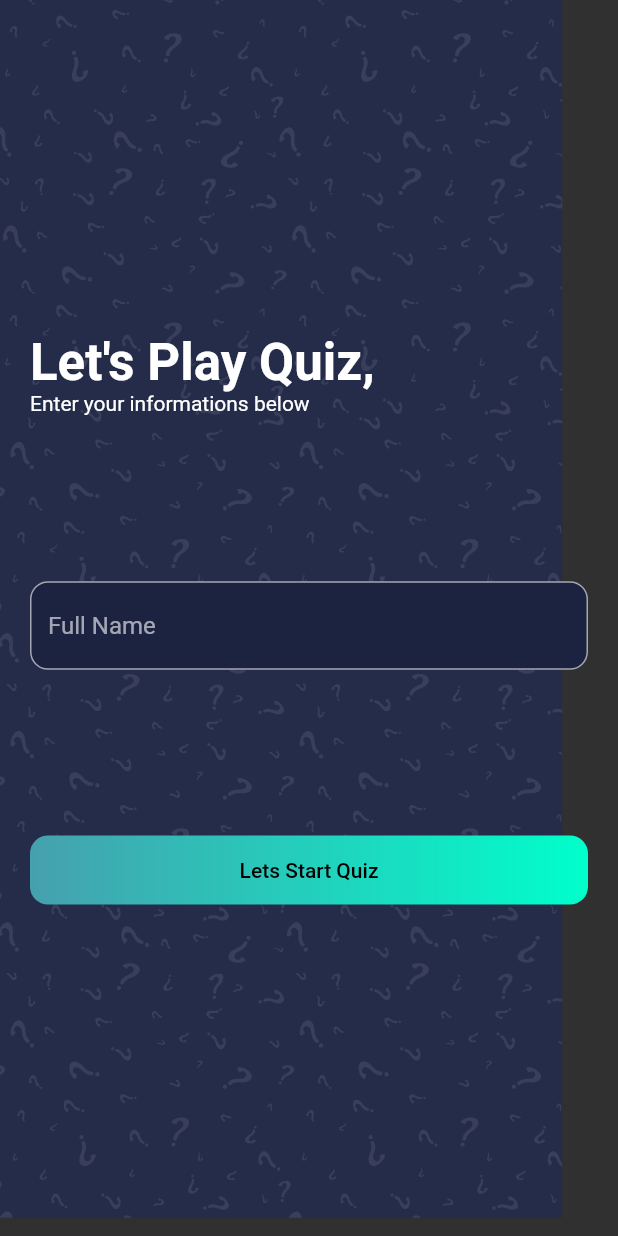
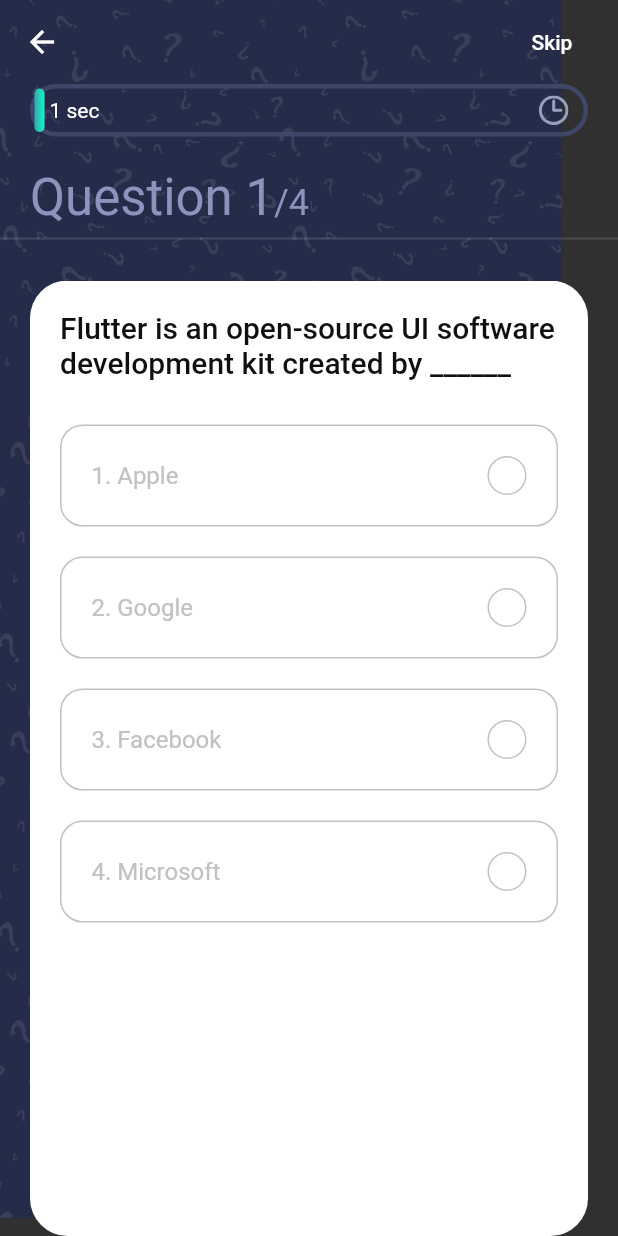
Before and after one commit to samir-benabadji/Quiz-App-, a Flutter app: the screen it shows after launch, after a tap on "Lets Start Quiz", on a phone screen of 412 x 824 dp. Run offline on Flutter 3.47's test engine with Material 2 defaults, Android fonts, the phone set to English and light mode, and no system bars; our stand-ins replace flutter_svg, get.

Commit message:
Quiz page design
Quiz page design

```diff
--- /dev/null
+++ b/quiz_app/lib/controllers/question_controller.dart
@@ -0,0 +1,115 @@
+import 'package:flutter/widgets.dart';
+import 'package:get/get.dart';
+import 'package:get/state_manager.dart';
+import 'package:quiz_app/models/Questions.dart';
+import 'package:quiz_app/score/score_screen.dart';
+
+// We use get package for our state management
+
+class QuestionController extends GetxController
+    with SingleGetTickerProviderMixin {
+  // Lets animated our progress bar
+
+  late AnimationController _animationController;
+  late Animation _animation;
+  // so that we can access our animation outside
+  Animation get animation => this._animation;
+
+  late PageController _pageController;
+  PageController get pageController => this._pageController;
+
+  List<Question> _questions = sample_data
+      .map(
+        (question) => Question(
+            id: question['id'],
+            question: question['question'],
+            options: question['options'],
+            answer: question['answer_index']),
+      )
+      .toList();
+  List<Question> get questions => this._questions;
+
+  bool _isAnswered = false;
+  bool get isAnswered => this._isAnswered;
+
+  late int _correctAns;
+  int get correctAns => this._correctAns;
+
+  late int _selectedAns;
+  int get selectedAns => this._selectedAns;
+
+  // for more about obs please check documentation
+  RxInt _questionNumber = 1.obs;
+  RxInt get questionNumber => this._questionNumber;
+
+  int _numOfCorrectAns = 0;
+  int get numOfCorrectAns => this._numOfCorrectAns;
+
+  // called immediately after the widget is allocated memory
+  @override
+  void onInit() {
+    // Our animation duration is 60 s
+    // so our plan is to fill the progress bar within 60s
+    _animationController =
+        AnimationController(duration: Duration(seconds: 60), vsync: this);
+    _animation = Tween<double>(begin: 0, end: 1).animate(_animationController)
+      ..addListener(() {
+        // update like setState
+        update();
+      });
+
+    // start our animation
+    // Once 60s is completed go to the next qn
+    _animationController.forward().whenComplete(nextQuestion);
+    _pageController = PageController();
+    super.onInit();
+  }
+
+  // // called just before the Controller is deleted from memory
+  @override
+  void onClose() {
+    super.onClose();
+    _animationController.dispose();
+    _pageController.dispose();
+  }
+
+  void checkAns(Question question, int selectedIndex) {
+    // because once user press any option then it will run
+    _isAnswered = true;
+    _correctAns = question.answer;
+    _selectedAns = selectedIndex;
+
+    if (_correctAns == _selectedAns) _numOfCorrectAns++;
+
+    // It will stop the counter
+    _animationController.stop();
+    update();
+
+    // Once user select an ans after 3s it will go to the next qn
+    Future.delayed(Duration(seconds: 3), () {
+      nextQuestion();
+    });
+  }
+
+  void nextQuestion() {
+    if (_questionNumber.value != _questions.length) {
+      _isAnswered = false;
+      _pageController.nextPage(
+          duration: Duration(milliseconds: 250), curve: Curves.ease);
+
+      // Reset the counter
+      _animationController.reset();
+
+      // Then start it again
+      // Once timer is finish go to the next qn
+      _animationController.forward().whenComplete(nextQuestion);
+    } else {
+      // Get package provide us simple way to naviigate another page
+      Get.to(ScoreScreen());
+    }
+  }
+
+  void updateTheQnNum(int index) {
+    _questionNumber.value = index + 1;
+  }
+}
--- /dev/null
+++ b/quiz_app/lib/models/Questions.dart
@@ -0,0 +1,39 @@
+class Question {
+  final int id, answer;
+  final String question;
+  final List<String> options;
+
+  Question(
+      {required this.id,
+      required this.question,
+      required this.answer,
+      required this.options});
+}
+
+const List sample_data = [
+  {
+    "id": 1,
+    "question":
+        "Flutter is an open-source UI software development kit created by ______",
+    "options": ['Apple', 'Google', 'Facebook', 'Microsoft'],
+    "answer_index": 1,
+  },
+  {
+    "id": 2,
+    "question": "When google release Flutter.",
+    "options": ['Jun 2017', 'Jun 2017', 'May 2017', 'May 2018'],
+    "answer_index": 2,
+  },
+  {
+    "id": 3,
+    "question": "A memory location that holds a single letter or number.",
+    "options": ['Double', 'Int', 'Char', 'Word'],
+    "answer_index": 2,
+  },
+  {
+    "id": 4,
+    "question": "What command do you use to output data to the screen?",
+    "options": ['Cin', 'Count>>', 'Cout', 'Output>>'],
+    "answer_index": 2,
+  },
+];
--- /dev/null
+++ b/quiz_app/lib/score/score_screen.dart
@@ -0,0 +1,41 @@
+import 'package:flutter/material.dart';
+import 'package:get/get.dart';
+import 'package:quiz_app/constants.dart';
+import 'package:quiz_app/controllers/question_controller.dart';
+import 'package:flutter_svg/svg.dart';
+
+class ScoreScreen extends StatelessWidget {
+  @override
+  Widget build(BuildContext context) {
+    QuestionController _qnController = Get.put(QuestionController());
+    return Scaffold(
+      body: Stack(
+        fit: StackFit.expand,
+        children: [
+          SvgPicture.asset("assets/icons/bg.svg", fit: BoxFit.fill),
+          Column(
+            children: [
+              Spacer(flex: 3),
+              Text(
+                "Score",
+                style: Theme.of(context)
+                    .textTheme
+                    .headline3
+                    !.copyWith(color: kSecondaryColor),
+              ),
+              Spacer(),
+              Text(
+                "${_qnController.correctAns * 10}/${_qnController.questions.length * 10}",
+                style: Theme.of(context)
+                    .textTheme
+                    .headline4
+                    !.copyWith(color: kSecondaryColor),
+              ),
+              Spacer(flex: 3),
+            ],
+          )
+        ],
+      ),
+    );
+  }
+}
--- /dev/null
+++ b/quiz_app/lib/screens/quiz/components/body.dart
@@ -0,0 +1,77 @@
+import 'package:flutter/material.dart';
+import 'package:get/get.dart';
+import 'package:quiz_app/constants.dart';
+import 'package:quiz_app/controllers/question_controller.dart';
+import 'package:quiz_app/models/Questions.dart';
+import 'package:flutter_svg/svg.dart';
+
+import 'progress_bar.dart';
+import 'question_card.dart';
+
+class Body extends StatelessWidget {
+  const Body({
+    Key? key,
+  }) : super(key: key);
+
+  @override
+  Widget build(BuildContext context) {
+    // So that we have acccess our controller
+    QuestionController _questionController = Get.put(QuestionController());
+    return Stack(
+      children: [
+        SvgPicture.asset("assets/icons/bg.svg", fit: BoxFit.fill),
+        SafeArea(
+          child: Column(
+            crossAxisAlignment: CrossAxisAlignment.start,
+            children: [
+              Padding(
+                padding:
+                    const EdgeInsets.symmetric(horizontal: kDefaultPadding),
+                child: ProgressBar(),
+              ),
+              SizedBox(height: kDefaultPadding),
+              Padding(
+                padding:
+                    const EdgeInsets.symmetric(horizontal: kDefaultPadding),
+                child: Obx(
+                  () => Text.rich(
+                    TextSpan(
+                      text:
+                          "Question ${_questionController.questionNumber.value}",
+                      style: Theme.of(context)
+                          .textTheme
+                          .headline4
+                          !.copyWith(color: kSecondaryColor),
+                      children: [
+                        TextSpan(
+                          text: "/${_questionController.questions.length}",
+                          style: Theme.of(context)
+                              .textTheme
+                              .headline5
+                              !.copyWith(color: kSecondaryColor),
+                        ),
+                      ],
+                    ),
+                  ),
+                ),
+              ),
+              Divider(thickness: 1.5),
+              SizedBox(height: kDefaultPadding),
+              Expanded(
+                child: PageView.builder(
+                  // Block swipe to next qn
+                  physics: NeverScrollableScrollPhysics(),
+                  controller: _questionController.pageController,
+                  onPageChanged: _questionController.updateTheQnNum,
+                  itemCount: _questionController.questions.length,
+                  itemBuilder: (context, index) => QuestionCard(
+                      question: _questionController.questions[index]),
+                ),
+              ),
+            ],
+          ),
+        )
+      ],
+    );
+  }
+}
--- /dev/null
+++ b/quiz_app/lib/screens/quiz/components/option.dart
@@ -0,0 +1,75 @@
+import 'package:flutter/material.dart';
+import 'package:get/get_state_manager/get_state_manager.dart';
+import 'package:quiz_app/controllers/question_controller.dart';
+
+import '../../../constants.dart';
+
+class Option extends StatelessWidget {
+  const Option({
+    Key? key,
+    required this.text,
+    required this.index,
+    required this.press,
+  }) : super(key: key);
+  final String text;
+  final int index;
+  final VoidCallback press;
+
+  @override
+  Widget build(BuildContext context) {
+    return GetBuilder<QuestionController>(
+        init: QuestionController(),
+        builder: (qnController) {
+          Color getTheRightColor() {
+            if (qnController.isAnswered) {
+              if (index == qnController.correctAns) {
+                return kGreenColor;
+              } else if (index == qnController.selectedAns &&
+                  qnController.selectedAns != qnController.correctAns) {
+                return kRedColor;
+              }
+            }
+            return kGrayColor;
+          }
+
+          IconData getTheRightIcon() {
+            return getTheRightColor() == kRedColor ? Icons.close : Icons.done;
+          }
+
+          return InkWell(
+            onTap: press,
+            child: Container(
+              margin: EdgeInsets.only(top: kDefaultPadding),
+              padding: EdgeInsets.all(kDefaultPadding),
+              decoration: BoxDecoration(
+                border: Border.all(color: getTheRightColor()),
+                borderRadius: BorderRadius.circular(15),
+              ),
+              child: Row(
+                mainAxisAlignment: MainAxisAlignment.spaceBetween,
+                children: [
+                  Text(
+                    "${index + 1}. $text",
+                    style: TextStyle(color: getTheRightColor(), fontSize: 16),
+                  ),
+                  Container(
+                    height: 26,
+                    width: 26,
+                    decoration: BoxDecoration(
+                      color: getTheRightColor() == kGrayColor
+                          ? Colors.transparent
+                          : getTheRightColor(),
+                      borderRadius: BorderRadius.circular(50),
+                      border: Border.all(color: getTheRightColor()),
+                    ),
+                    child: getTheRightColor() == kGrayColor
+                        ? null
+                        : Icon(getTheRightIcon(), size: 16),
+                  )
+                ],
+              ),
+            ),
+          );
+        });
+  }
+}
--- /dev/null
+++ b/quiz_app/lib/screens/quiz/components/progress_bar.dart
@@ -0,0 +1,58 @@
+import 'package:flutter/material.dart';
+import 'package:get/get_state_manager/get_state_manager.dart';
+import 'package:quiz_app/controllers/question_controller.dart';
+import 'package:flutter_svg/svg.dart';
+
+import '../../../constants.dart';
+
+class ProgressBar extends StatelessWidget {
+  const ProgressBar({
+    Key? key,
+  }) : super(key: key);
+
+  @override
+  Widget build(BuildContext context) {
+    return Container(
+      width: double.infinity,
+      height: 35,
+      decoration: BoxDecoration(
+        border: Border.all(color: Color(0xFF3F4768), width: 3),
+        borderRadius: BorderRadius.circular(50),
+      ),
+      child: GetBuilder<QuestionController>(
+        init: QuestionController(),
+        builder: (controller) {
+          return Stack(
+            children: [
+              // LayoutBuilder provide us the available space for the conatiner
+              // constraints.maxWidth needed for our animation
+              LayoutBuilder(
+                builder: (context, constraints) => Container(
+                  // from 0 to 1 it takes 60s
+                  width: constraints.maxWidth * controller.animation.value,
+                  decoration: BoxDecoration(
+                    gradient: kPrimaryGradient,
+                    borderRadius: BorderRadius.circular(50),
+                  ),
+                ),
+              ),
+              Positioned.fill(
+                child: Padding(
+                  padding: const EdgeInsets.symmetric(
+                      horizontal: kDefaultPadding / 2),
+                  child: Row(
+                    mainAxisAlignment: MainAxisAlignment.spaceBetween,
+                    children: [
+                      Text("${(controller.animation.value * 60).round()} sec"),
+                      SvgPicture.asset("assets/icons/clock.svg"),
+                    ],
+                  ),
+                ),
+              ),
+            ],
+          );
+        },
+      ),
+    );
+  }
+}
--- /dev/null
+++ b/quiz_app/lib/screens/quiz/components/question_card.dart
@@ -0,0 +1,50 @@
+import 'package:flutter/material.dart';
+import 'package:get/get.dart';
+import 'package:quiz_app/controllers/question_controller.dart';
+import 'package:quiz_app/models/Questions.dart';
+
+import '../../../constants.dart';
+import 'option.dart';
+
+class QuestionCard extends StatelessWidget {
+  const QuestionCard({
+    Key? key,
+    // it means we have to pass this
+    required this.question,
+  }) : super(key: key);
+
+  final Question question;
+
+  @override
+  Widget build(BuildContext context) {
+    QuestionController _controller = Get.put(QuestionController());
+    return Container(
+      margin: EdgeInsets.symmetric(horizontal: kDefaultPadding),
+      padding: EdgeInsets.all(kDefaultPadding),
+      decoration: BoxDecoration(
+        color: Colors.white,
+        borderRadius: BorderRadius.circular(25),
+      ),
+      child: Column(
+        children: [
+          Text(
+            question.question,
+            style: Theme.of(context)
+                .textTheme
+                .headline6
+                !.copyWith(color: kBlackColor),
+          ),
+          SizedBox(height: kDefaultPadding / 2),
+          ...List.generate(
+            question.options.length,
+            (index) => Option(
+              index: index,
+              text: question.options[index],
+              press: () => _controller.checkAns(question, index),
+            ),
+          ),
+        ],
+      ),
+    );
+  }
+}
--- /dev/null
+++ b/quiz_app/lib/screens/quiz/quiz_screen.dart
@@ -0,0 +1,24 @@
+import 'package:flutter/material.dart';
+import 'package:get/get.dart';
+import 'package:quiz_app/controllers/question_controller.dart';
+
+import 'components/body.dart';
+
+class QuizScreen extends StatelessWidget {
+  @override
+  Widget build(BuildContext context) {
+    QuestionController _controller = Get.put(QuestionController());
+    return Scaffold(
+      extendBodyBehindAppBar: true,
+      appBar: AppBar(
+        // Fluttter show the back button automatically
+        backgroundColor: Colors.transparent,
+        elevation: 0,
+        actions: [
+          FlatButton(onPressed: _controller.nextQuestion, child: Text("Skip")),
+        ],
+      ),
+      body: Body(),
+    );
+  }
+}
--- a/quiz_app/lib/welcome/welcome_screen.dart
+++ b/quiz_app/lib/welcome/welcome_screen.dart
@@ -2,6 +2,7 @@ import 'package:flutter/material.dart';
 import 'package:flutter_svg/svg.dart';
 import 'package:get/get.dart';
 import 'package:quiz_app/constants.dart';
+import 'package:quiz_app/screens/quiz/quiz_screen.dart';
 
 class WelcomeScreen extends StatelessWidget {
   @override
@@ -36,7 +37,7 @@ class WelcomeScreen extends StatelessWidget {
                   ),
                   Spacer(), // 1/6
                   InkWell(
-                    onTap: () {},
+                    onTap: () => Get.to(QuizScreen()),
                     child: Container(
                       width: double.infinity,
                       alignment: Alignment.center,
@@ -49,8 +50,8 @@ class WelcomeScreen extends StatelessWidget {
                         "Lets Start Quiz",
                         style: Theme.of(context)
                             .textTheme
-                            .button!
-                            .copyWith(color: Colors.black),
+                            .button
+                            !.copyWith(color: Colors.black),
                       ),
                     ),
                   ),
```
